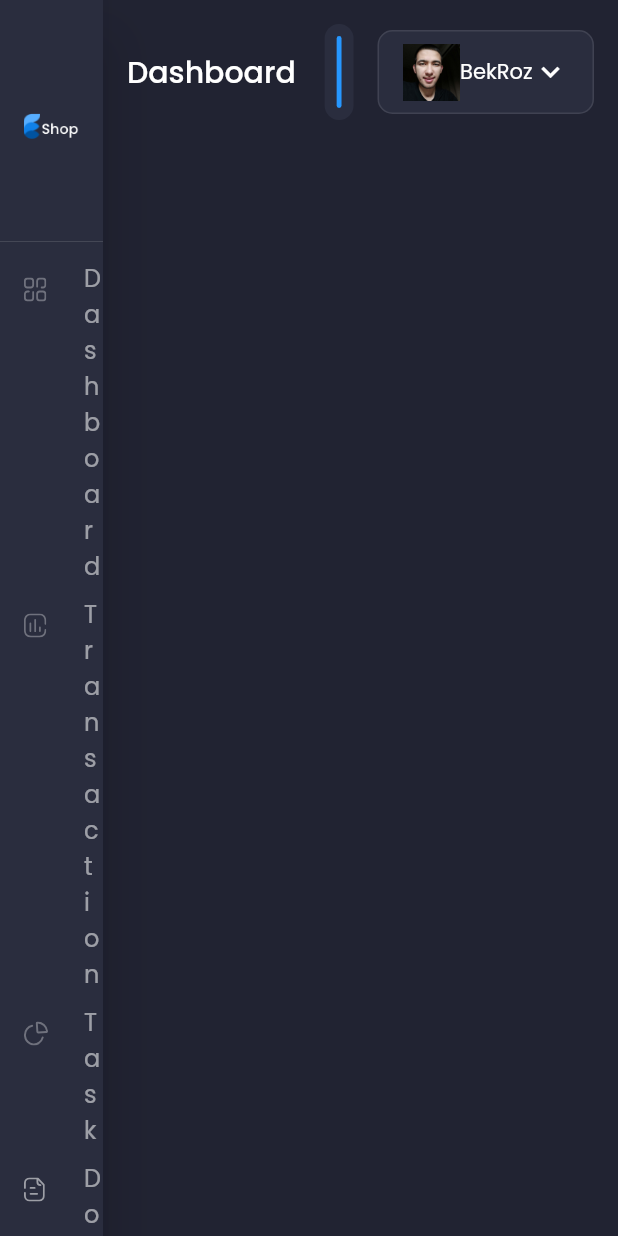
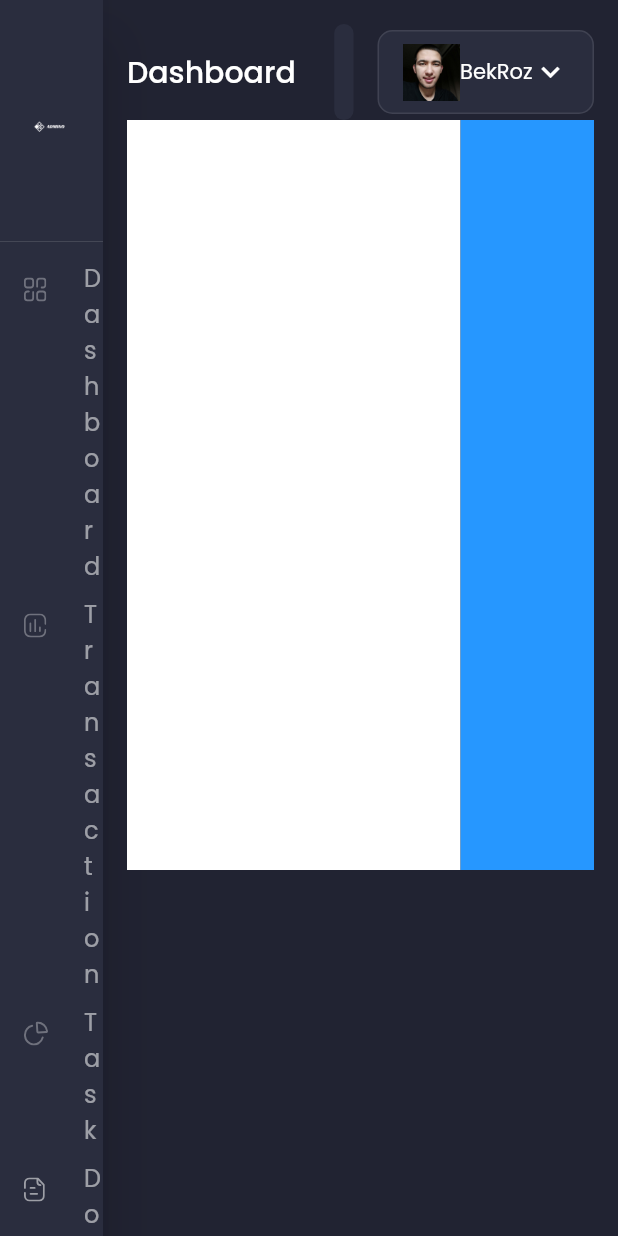
Before and after one commit to bekroz/admino, a Flutter app: the screen it shows after launch, on a phone screen of 412 x 824 dp. Run offline on Flutter 3.47's test engine with Material 2 defaults, Android fonts, the phone set to English and light mode, and no system bars; our stand-ins replace flutter_svg, google_fonts.

Commit message:
[ADD] Dependencies on iOS, header

```diff
--- a/lib/screens/dashboard/components/header.dart
+++ b/lib/screens/dashboard/components/header.dart
@@ -16,7 +16,7 @@ class Header extends StatelessWidget {
           "Dashboard",
           style: Theme.of(context).textTheme.headline6,
         ),
-        Spacer(),
+        Spacer(flex: 2),
         Expanded(child: SearchField()),
         ProfileCard()
       ],
--- a/lib/screens/dashboard/dashboard_screen.dart
+++ b/lib/screens/dashboard/dashboard_screen.dart
@@ -11,7 +11,25 @@ class DashboardScreen extends StatelessWidget {
           padding: EdgeInsets.all(defaultPadding),
           child: Column(
             children: [
-              Header()
+              Header(),
+              Row(
+                children: [
+                  Expanded(
+                    flex: 5,
+                    child: Container(
+                      height: 500,
+                      color: Colors.white,
+                      ),
+                  ),
+                  Expanded(
+                    flex: 2,
+                    child: Container(
+                    height: 500,
+                    color: primaryColor,
+                    ),
+                  ),
+                ],
+              )
             ],
           )),
     );
```
Also changed, not shown: assets/images/logo.png, 5 other files.
